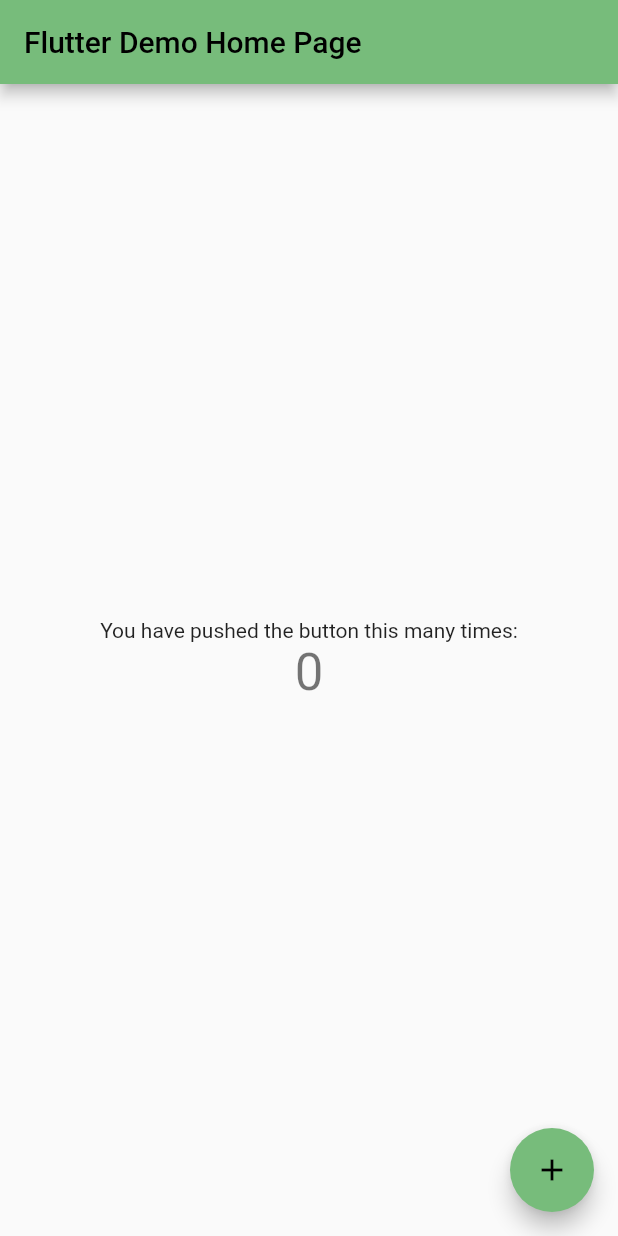
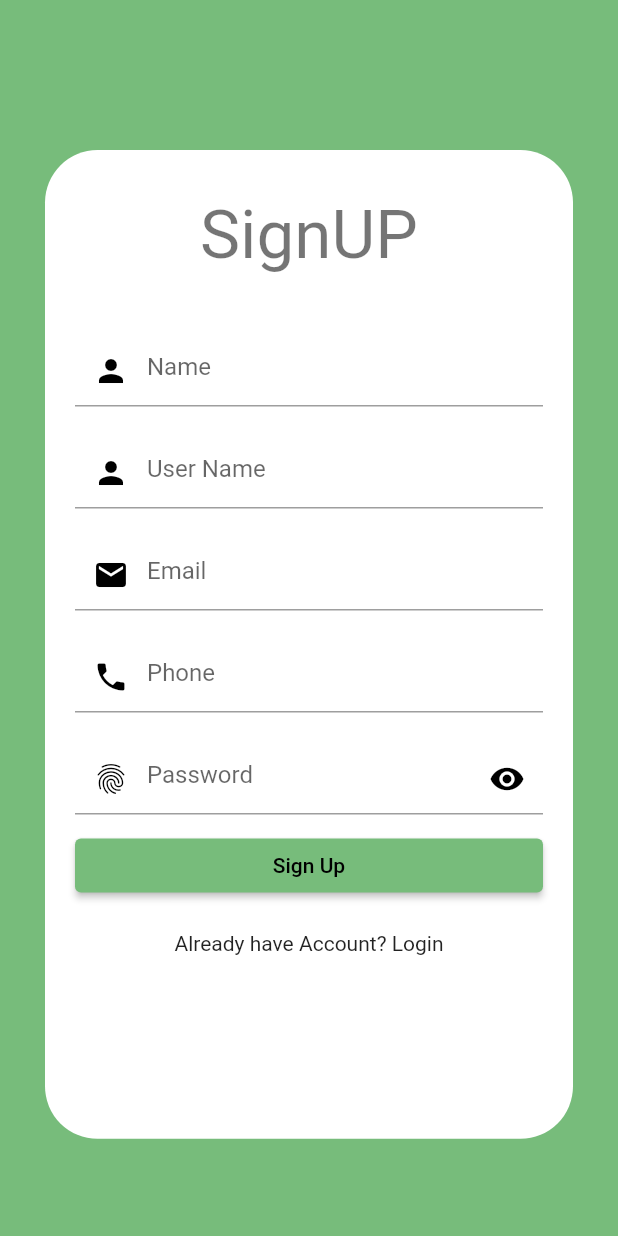
Before and after one commit to arslan053/influencers, a Flutter app: the screen it shows after launch, on a phone screen of 412 x 824 dp. Run offline on Flutter 3.47's test engine with Material 2 defaults, Android fonts, the phone set to English and light mode, and no system bars; our stand-ins replace firebase_core, get; accounts and stored records are empty.

Commit message:
firebase setup and auth screens

```diff
--- a/lib/main.dart
+++ b/lib/main.dart
@@ -1,4 +1,8 @@
 import 'package:flutter/material.dart';
+import 'package:get/get_navigation/src/root/get_material_app.dart';
+import 'package:influencer/src/constants/colors.dart';
+import 'package:influencer/src/features/authentication/views/login/login_screen.dart';
+import 'package:influencer/src/features/authentication/views/signup/signup_screen.dart';
 
 void main() {
   runApp(const MyApp());
@@ -10,29 +14,29 @@
   // This widget is the root of your application.
   @override
   Widget build(BuildContext context) {
-    return MaterialApp(
+    return GetMaterialApp(
       title: 'Flutter Demo',
       theme: ThemeData(
           brightness: Brightness.light,
           primarySwatch: MaterialColor(
             0xFF77BC7B,
             <int, Color>{
-              50: Color(0xFF77BC7B),
-              100: Color(0xFF77BC7B),
-              200: Color(0xFF77BC7B),
-              300: Color(0xFF77BC7B),
-              400: Color(0xFF77BC7B),
-              500: Color(0xFF77BC7B),
-              600: Color(0xFF77BC7B),
-              700: Color(0xFF77BC7B),
-              800: Color(0xFF77BC7B),
-              900: Color(0xFF77BC7B),
+              50: myPrimaryColor,
+              100: myPrimaryColor,
+              200: myPrimaryColor,
+              300: myPrimaryColor,
+              400: myPrimaryColor,
+              500: myPrimaryColor,
+              600: myPrimaryColor,
+              700: myPrimaryColor,
+              800: myPrimaryColor,
+              900: myPrimaryColor,
             },
           ),
           secondaryHeaderColor: Colors.black),
       darkTheme: ThemeData(brightness: Brightness.dark),
       themeMode: ThemeMode.system,
-      home: const MyHomePage(title: 'Flutter Demo Home Page'),
+      home: const SignupScreen(),
     );
   }
 }
--- /dev/null
+++ b/lib/src/constants/colors.dart
@@ -0,0 +1,6 @@
+import 'package:flutter/material.dart';
+
+const myPrimaryColor = Color(0xFF77BC7B);
+const mySecondryColor = Color(0xFF477998);
+const blackColor = Colors.black;
+const whiteColor = Colors.white;
--- /dev/null
+++ b/lib/src/constants/sizes.dart
@@ -0,0 +1,9 @@
+const defaultSize = 30.0;
+const buttonHeight = 15.0;
+const formHeight = 30.0;
+const mediumlSize = 40.0;
+const smallSize = 20.0;
+const largeSize = 60.0;
+const borderWidth = 3.0;
+const largeContainerSize = 500.0;
+const mediumContanerSize = 300.0;
--- /dev/null
+++ b/lib/src/features/authentication/views/signup/signup_form.dart
@@ -0,0 +1,105 @@
+import 'package:flutter/material.dart';
+import 'package:influencer/src/constants/colors.dart';
+import 'package:influencer/src/constants/sizes.dart';
+
+class SignupForm extends StatelessWidget {
+  const SignupForm({
+    Key? key,
+  }) : super(key: key);
+
+  @override
+  Widget build(BuildContext context) {
+    return Form(
+        child: Column(
+      children: [
+        TextFormField(
+          decoration: const InputDecoration(
+            hintText: "Name",
+            prefixIcon: Icon(
+              Icons.person,
+              color: blackColor,
+            ),
+          ),
+        ),
+        const SizedBox(
+          height: smallSize,
+        ),
+        TextFormField(
+          decoration: const InputDecoration(
+            hintText: "User Name",
+            prefixIcon: Icon(
+              Icons.person,
+              color: blackColor,
+            ),
+          ),
+        ),
+        const SizedBox(
+          height: smallSize,
+        ),
+        TextFormField(
+          decoration: const InputDecoration(
+            hintText: "Email",
+            prefixIcon: Icon(
+              Icons.email,
+              color: blackColor,
+            ),
+          ),
+        ),
+        const SizedBox(
+          height: smallSize,
+        ),
+        TextFormField(
+          decoration: const InputDecoration(
+            hintText: "Phone",
+            prefixIcon: Icon(
+              Icons.phone,
+              color: blackColor,
+            ),
+          ),
+        ),
+        const SizedBox(
+          height: smallSize,
+        ),
+        TextFormField(
+          decoration: const InputDecoration(
+            hintText: "Password",
+            prefixIcon: Icon(
+              Icons.fingerprint,
+              color: blackColor,
+            ),
+            suffixIcon: Icon(
+              Icons.remove_red_eye_sharp,
+              color: Colors.black,
+            ),
+          ),
+        ),
+        // Row(
+        //   children: <Widget>[
+        //     ListTile(title: Text("Influencer"),
+        //   leading: Radio<SingingCharacter>(
+        //     value: SingingCharacter.lafayette,
+        //     groupValue: _character,
+        //     onChanged: (SingingCharacter? value) {
+        //       setState(() {
+        //         _character = value;
+        //       });
+        //     },
+        //     )
+        //   ],
+        // ),
+
+        const SizedBox(
+          height: smallSize - 10,
+        ),
+        SizedBox(
+            width: double.infinity,
+            child:
+                ElevatedButton(onPressed: () {}, child: const Text("Sign Up"))),
+        const SizedBox(
+          height: smallSize,
+        ),
+        Text("Already have Account? Login"),
+      ],
+    ));
+  }
+}
--- /dev/null
+++ b/lib/src/features/authentication/views/signup/signup_screen.dart
@@ -0,0 +1,56 @@
+import 'package:flutter/material.dart';
+import 'package:influencer/src/constants/colors.dart';
+import 'package:influencer/src/constants/sizes.dart';
+import 'package:influencer/src/features/authentication/views/signup/signup_form.dart';
+
+class SignupScreen extends StatelessWidget {
+  const SignupScreen({Key? key}) : super(key: key);
+
+  @override
+  Widget build(BuildContext context) {
+    final size = MediaQuery.of(context).size;
+    return Scaffold(
+      backgroundColor: myPrimaryColor,
+      body: SingleChildScrollView(
+        child: Container(
+          width: size.width,
+          padding: const EdgeInsets.all(defaultSize),
+          child: Column(
+            crossAxisAlignment: CrossAxisAlignment.center,
+            mainAxisAlignment: MainAxisAlignment.center,
+            children: [
+              const SizedBox(
+                height: largeSize + 10,
+              ),
+              Container(
+                  height: size.height * 0.8,
+                  width: size.width * 0.9,
+                  decoration: BoxDecoration(
+                      color: whiteColor,
+                      borderRadius: BorderRadius.circular(mediumlSize - 5)),
+                  child: Padding(
+                    padding: const EdgeInsets.symmetric(horizontal: smallSize),
+                    child: Column(
+                      children: [
+                        const SizedBox(
+                          height: defaultSize,
+                        ),
+                        Text("SignUP",
+                            style: Theme.of(context).textTheme.headline3),
+                        const SizedBox(
+                          height: mediumlSize,
+                        ),
+                        const Padding(
+                          padding: EdgeInsets.symmetric(horizontal: smallSize),
+                        ),
+                        SignupForm()
+                      ],
+                    ),
+                  )),
+            ],
+          ),
+        ),
+      ),
+    );
+  }
+}
--- a/pubspec.yaml
+++ b/pubspec.yaml
@@ -34,6 +34,8 @@
   # The following adds the Cupertino Icons font to your application.
   # Use with the CupertinoIcons class for iOS style icons.
   cupertino_icons: ^1.0.2
+  firebase_core: ^1.12.0
+  get: ^4.6.5
 
 dev_dependencies:
   flutter_test:
```
Also changed, not shown: lib/src/features/authentication/views/login/loginForm.dart (added, +58 -0 lines), lib/src/features/authentication/views/login/login_screen.dart (added, +56 -0 lines), lib/firebase_options.dart (added), lib/src/constants/image_sizes.dart (added), pubspec.lock, 5 other files.
